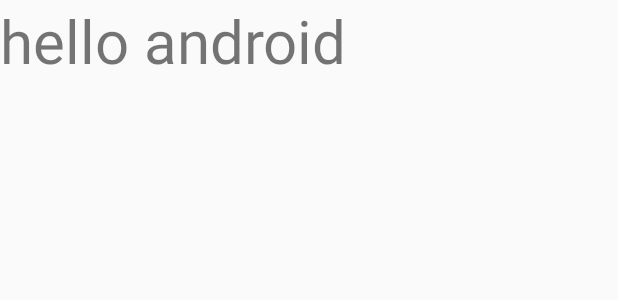
After one commit to jgalang21/DrinkSafeApp, an Android app: the layout activity_home.xml on its own in the app's theme, with its tools: preview values and no code run, on a phone screen of 412 x 824 dp. The commit adds this screen. Shown: the top 300 px of the screen. Run offline under Robolectric (Android 15) with nearby library versions, the phone set to English and light mode, and no system bars.

```diff
--- a/Experiments/jdlee/ButtonPractice/app/src/main/AndroidManifest.xml
+++ b/Experiments/jdlee/ButtonPractice/app/src/main/AndroidManifest.xml
@@ -9,6 +9,7 @@
         android:roundIcon="@mipmap/ic_launcher_round"
         android:supportsRtl="true"
         android:theme="@style/AppTheme">
+        <activity android:name=".HomeActivity"></activity>
         <activity android:name=".MainActivity">
             <intent-filter>
                 <action android:name="android.intent.action.MAIN" />
--- /dev/null
+++ b/Experiments/jdlee/ButtonPractice/app/src/main/res/layout/activity_home.xml
@@ -0,0 +1,17 @@
+<?xml version="1.0" encoding="utf-8"?>
+<RelativeLayout xmlns:android="http://schemas.android.com/apk/res/android"
+    xmlns:app="http://schemas.android.com/apk/res-auto"
+    xmlns:tools="http://schemas.android.com/tools"
+    android:layout_width="match_parent"
+    android:layout_height="match_parent"
+    tools:context=".HomeActivity">
+    <TextView
+    android:id="@+id/textView"
+    android:layout_width="wrap_content"
+    android:layout_height="wrap_content"
+    android:text="hello android"
+    android:textSize="40sp"
+    tools:layout_editor_absoluteX="190dp"
+    tools:layout_editor_absoluteY="155dp"/>
+
+</RelativeLayout>
--- a/Experiments/jdlee/ButtonPractice/app/src/main/res/values/strings.xml
+++ b/Experiments/jdlee/ButtonPractice/app/src/main/res/values/strings.xml
@@ -2,4 +2,5 @@
     <string name="app_name">ButtonPractice</string>
     <string name="message">Message</string>
     <string name="next">Next</string>
+    <string name="textview">TextView</string>
 </resources>
```
Also changed, not shown: Experiments/jdlee/ButtonPractice/app/src/main/java/com/jorden/buttonpractice/HomeActivity.java (added, +13 -0 lines), Experiments/jdlee/ButtonPractice/app/src/main/java/com/jorden/buttonpractice/MainActivity.java (+20 -1 lines).
